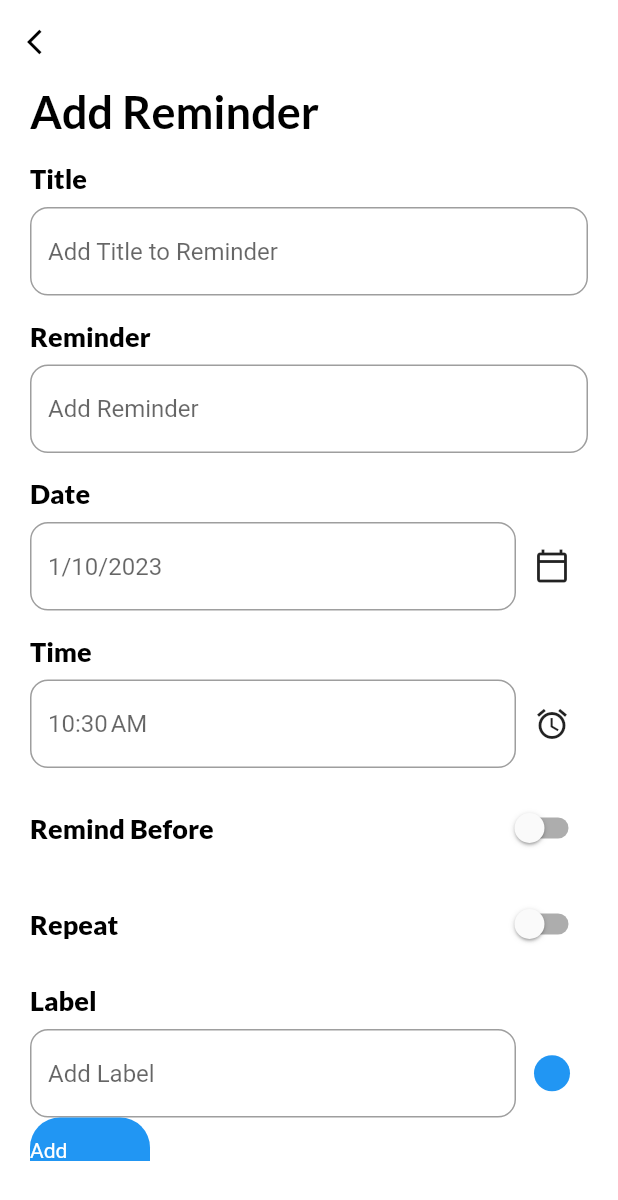
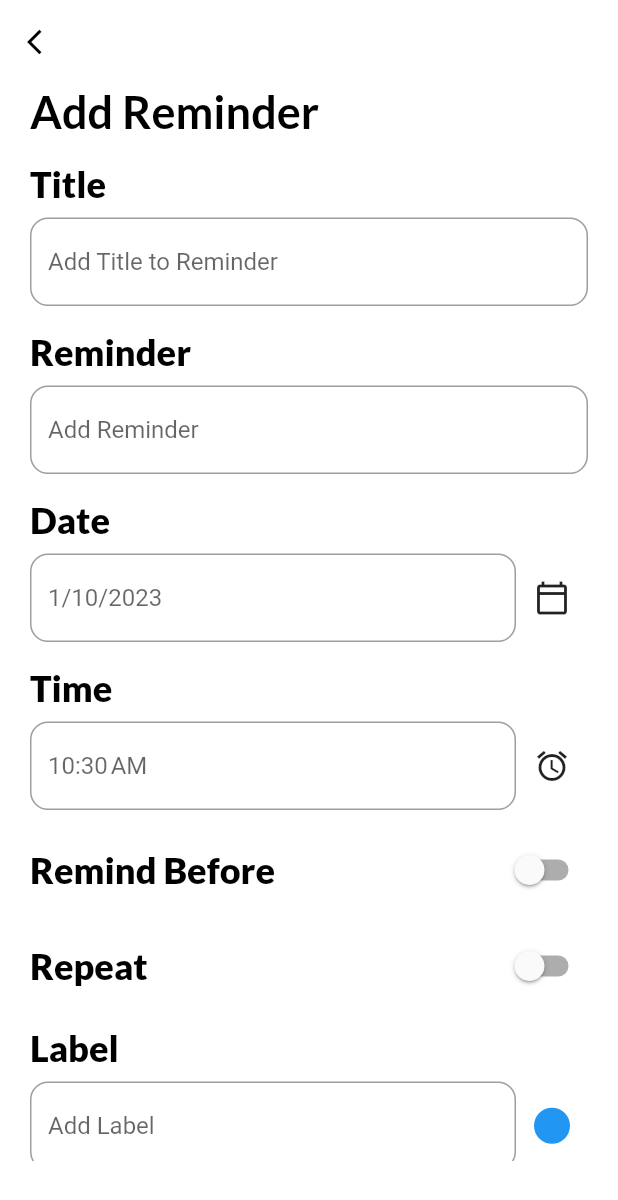
Before and after one commit to volkansahn/reminder_pomodoro_timer, a Flutter app: the screen it shows after launch, after a tap on "+ Add", on a phone screen of 412 x 824 dp. Shown: the top 1200 px of the screen. Run offline on Flutter 3.47's test engine with Material 2 defaults, Android fonts, the phone set to English and light mode, and no system bars; our stand-ins replace date_picker_timeline, flutter_colorpicker, flutter_local_notifications, flutter_native_timezone, flutter_staggered_animations, get and 6 more; missing offline and left inert: animated_snack_bar; accounts and stored records are empty.

Commit message:
update water reminder

```diff
--- a/lib/helpers/db_helper.dart
+++ b/lib/helpers/db_helper.dart
@@ -49,7 +49,7 @@ class DBHelper {
   }
 
   static Future<List<Map<String, dynamic>>> query() async {
-    print("query function called");
+    print("reminder query function called");
     return await _db!.query(_remindersTableName);
   }
 
@@ -68,7 +68,7 @@ class DBHelper {
   //Water Reminder Functions
 
   static Future<List<Map<String, dynamic>>> waterReminderQuery() async {
-    print("query function called");
+    print("water query function called");
     return await _db!.query(_waterReminderTableName);
   }
 
--- a/lib/helpers/theme.dart
+++ b/lib/helpers/theme.dart
@@ -38,7 +38,7 @@ TextStyle get headingStyle {
 TextStyle get titleStyle {
   return GoogleFonts.lato(
       textStyle: TextStyle(
-    fontSize: 18.0,
+    fontSize: 24.0,
     fontWeight: FontWeight.w800,
     color: Get.isDarkMode ? Colors.white : Colors.black,
   ));
--- a/lib/view/add_task_page.dart
+++ b/lib/view/add_task_page.dart
@@ -190,7 +190,7 @@ class _AddTaskPageState extends State<AddTaskPage> {
                     DropdownMenuItem(
                       child: GestureDetector(
                         onTap: () {},
-                        child: Text("Every Hour"),
+                        child: Text("Every Day"),
                       ),
                       value: "Every Hour",
                     ),
@@ -262,11 +262,16 @@ class _AddTaskPageState extends State<AddTaskPage> {
                   },
                 ),
               ),
+              SizedBox(
+                height: 20.0,
+              ),
               myButton(
-                  label: "Add Reminder",
-                  onTap: () {
-                    _addRemindertoDB();
-                  }),
+                label: "Add Reminder",
+                onTap: () {
+                  _addRemindertoDB();
+                },
+                buttonWidth: MediaQuery.of(context).size.width,
+              ),
             ],
           ),
         ),
@@ -314,7 +319,6 @@ class _AddTaskPageState extends State<AddTaskPage> {
         _userPickedDate.day, _userPickedTime.hour, _userPickedTime.minute);
     final _format = new DateFormat('yyyy-MM-dd').add_jm();
     var a = _format.format(_selectedDt);
-    print(a);
     await _reminderController.addReminder(
       reminder: Reminder(
         title: _titleController.text,
--- a/lib/view/reminder_page.dart
+++ b/lib/view/reminder_page.dart
@@ -41,6 +41,8 @@ class _ReminderPageState extends State<ReminderPage> {
     //init notification
     notifyHelper.initializeNotification();
     notifyHelper.requestIOSPermissions();
+    _reminderController.getReminders();
+    _reminderController.getWaterReminders();
   }
 
   @override
@@ -74,6 +76,7 @@ class _ReminderPageState extends State<ReminderPage> {
               if (reminder.repeat == 'Daily') {
                 DateTime date = DateFormat.jm().parse(reminder.date.toString());
                 var myTime = DateFormat("HH:mm").format(date);
+                print(myTime);
                 notifyHelper.scheduledNotification(
                     int.parse(myTime.toString().split(":")[0]),
                     int.parse(myTime.toString().split(":")[1]),
@@ -99,6 +102,8 @@ class _ReminderPageState extends State<ReminderPage> {
               }
               if (DateFormat.yMd().format(reminderDt) ==
                   DateFormat.yMd().format(_selectedDate)) {
+                print(reminder.date);
+
                 return AnimationConfiguration.staggeredList(
                   position: index,
                   duration: const Duration(milliseconds: 375),
@@ -126,26 +131,21 @@ class _ReminderPageState extends State<ReminderPage> {
   }
 
   _showWaterReminder() {
-    _reminderController.getWaterReminders();
-
     var waterReminderNumber = _reminderController.waterReminderList.length;
-    print(waterReminderNumber);
     if (waterReminderNumber > 0) {
+      for (int i = 0; i < waterReminderNumber; i++) {
+        if (_reminderController.waterReminderList[i].date ==
+            (DateFormat.yMd().format(_selectedDate))) {
+          return Container(
+            child: AddWaterTile(_reminderController.waterReminderList[i]),
+          );
+        }
+      }
       return Container(
-        color: Colors.blue,
-        child: Text('hello'),
+        child: Text(DateFormat.yMd().format(_selectedDate)),
       );
     } else {
-      return Container(
-        color: Colors.amber,
-        child: GestureDetector(
-          onTap: () => Get.to(AddWaterReminder()),
-          child: Text(
-            "Add Water Reminder",
-            style: headingStyle,
-          ),
-        ),
-      );
+      return _addWaterReminder();
     }
   }
 
@@ -197,11 +197,13 @@ class _ReminderPageState extends State<ReminderPage> {
             ),
           ),
           myButton(
-              label: "+ Add",
-              onTap: () async {
-                await Get.to(() => AddTaskPage());
-                _reminderController.getReminders();
-              }),
+            label: "+ Add",
+            onTap: () async {
+              await Get.to(() => AddTaskPage());
+              _reminderController.getReminders();
+            },
+            buttonWidth: 100,
+          ),
         ],
       ),
     );
@@ -209,12 +211,18 @@ class _ReminderPageState extends State<ReminderPage> {
 
   AppBar _customAppBar(BuildContext context) {
     return AppBar(
+      title: Center(
+        child: Text(
+          'REMINDER',
+          style: titleStyle,
+        ),
+      ),
       elevation: 0,
       backgroundColor: context.theme.backgroundColor,
       actions: [
         GestureDetector(
           child: Icon(
-            Icons.add,
+            Icons.settings,
             size: 40.0,
             color: Get.isDarkMode ? Colors.white : Colors.black,
           ),
@@ -233,3 +241,49 @@ class _ReminderPageState extends State<ReminderPage> {
     );
   }
 }
+
+class _addWaterReminder extends StatelessWidget {
+  const _addWaterReminder({
+    Key? key,
+  }) : super(key: key);
+
+  @override
+  Widget build(BuildContext context) {
+    return Container(
+      padding: EdgeInsets.symmetric(horizontal: 20),
+      width: MediaQuery.of(context).size.width,
+      height: 80,
+      margin: EdgeInsets.only(right: 20, left: 20, top: 20, bottom: 20),
+      decoration: BoxDecoration(
+        borderRadius: BorderRadius.circular(16),
+        color: Colors.amber,
+      ),
+      child: GestureDetector(
+        onTap: () => Get.to(() => AddWaterReminder()),
+        child: Center(
+          child: Row(
+            children: [
+              Text(
+                "Add Water Reminder",
+                style: GoogleFonts.lato(
+                  textStyle: TextStyle(
+                      fontSize: 20,
+                      fontWeight: FontWeight.bold,
+                      color: Colors.white),
+                ),
+              ),
+              SizedBox(
+                width: 20,
+              ),
+              Icon(
+                Icons.water_drop_rounded,
+                color: Colors.white,
+                size: 30,
+              ),
+            ],
+          ),
+        ),
+      ),
+    );
+  }
+}
--- a/lib/view/widgets/button.dart
+++ b/lib/view/widgets/button.dart
@@ -1,27 +1,36 @@
 import 'package:flutter/material.dart';
 import 'package:flutter/src/widgets/container.dart';
 import 'package:flutter/src/widgets/framework.dart';
+import 'package:reminder_pomodoro/helpers/theme.dart';
 
 class myButton extends StatelessWidget {
-  const myButton({super.key, required this.label, this.onTap});
+  const myButton(
+      {super.key, required this.label, this.onTap, required this.buttonWidth});
   final String label;
   final Function()? onTap;
+  final double buttonWidth;
+
   @override
   Widget build(BuildContext context) {
-    return GestureDetector(
+    return Center(
+      child: GestureDetector(
         onTap: onTap,
         child: Container(
-        width: 80.0,
           height: 60.0,
+          width: buttonWidth,
           decoration: BoxDecoration(
             borderRadius: BorderRadius.circular(20.0),
             color: Colors.blue,
           ),
-        child: Align(
-          alignment: Alignment.center,
+          child: Center(
             child: Text(
               label,
-            style: TextStyle(color: Colors.white),
+              style: TextStyle(
+                color: Colors.white,
+                fontSize: 20,
+                fontWeight: FontWeight.bold,
+              ),
+            ),
           ),
         ),
       ),
--- a/lib/view/widgets/reminder_tile.dart
+++ b/lib/view/widgets/reminder_tile.dart
@@ -9,7 +9,6 @@ class ReminderTile extends StatelessWidget {
 
   @override
   Widget build(BuildContext context) {
-    print(reminder!.title);
     return Container(
       padding: EdgeInsets.symmetric(horizontal: 20),
       width: MediaQuery.of(context).size.width,
```
Also changed, not shown: lib/view/widgets/add_water_tile.dart (+47 -26 lines). Lines whose indentation alone changed are shown as unchanged.
